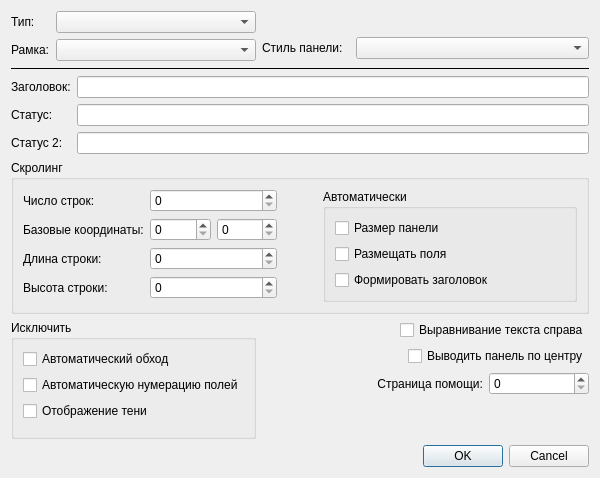
Before: the Qt Designer form rsrescore/panelpropertysdlg.ui in Smitt64/ResEditor, drawn with Qt 5.
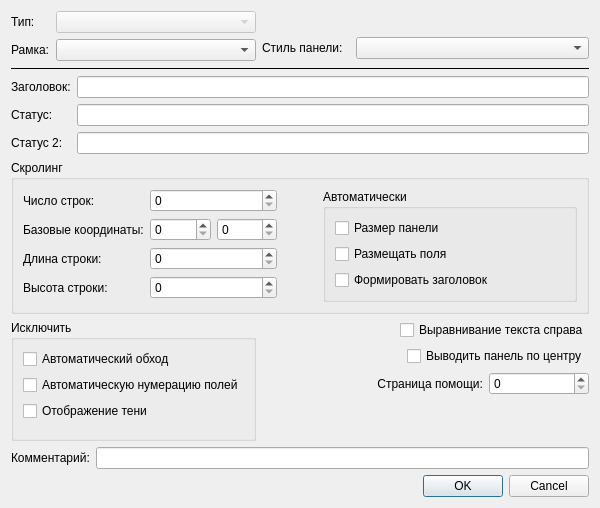
After: the same form once the commit is applied.

Diff of the .ui file:
```diff
--- a/rsrescore/panelpropertysdlg.ui
+++ b/rsrescore/panelpropertysdlg.ui
@@ -7,7 +7,7 @@
     <x>0</x>
     <y>0</y>
     <width>600</width>
-    <height>478</height>
+    <height>508</height>
    </rect>
   </property>
   <property name="minimumSize">
@@ -38,7 +38,10 @@
         </widget>
        </item>
        <item row="0" column="1">
-        <widget class="QComboBox" name="comboBox">
+        <widget class="QComboBox" name="typeBox">
+         <property name="enabled">
+          <bool>false</bool>
+         </property>
          <property name="minimumSize">
           <size>
            <width>200</width>
@@ -354,7 +357,13 @@
           </spacer>
          </item>
          <item>
-          <widget class="QCheckBox" name="checkBox_8">
+          <widget class="QCheckBox" name="alignPanCenter">
+           <property name="minimumSize">
+            <size>
+             <width>182</width>
+             <height>0</height>
+            </size>
+           </property>
            <property name="text">
             <string>Выводить панель по центру</string>
            </property>
@@ -403,6 +412,24 @@
      </item>
     </layout>
    </item>
+   <item>
+    <layout class="QHBoxLayout" name="horizontalLayout_8">
+     <item>
+      <widget class="QLabel" name="label_12">
+       <property name="text">
+        <string>Комментарий:</string>
+       </property>
+      </widget>
+     </item>
+     <item>
+      <widget class="QLineEdit" name="commentEdit">
+       <property name="maxLength">
+        <number>255</number>
+       </property>
+      </widget>
+     </item>
+    </layout>
+   </item>
    <item>
     <widget class="QDialogButtonBox" name="buttonBox">
      <property name="orientation">
```
Left out of the diff: 38 changed lines with no effect on the pictures.
